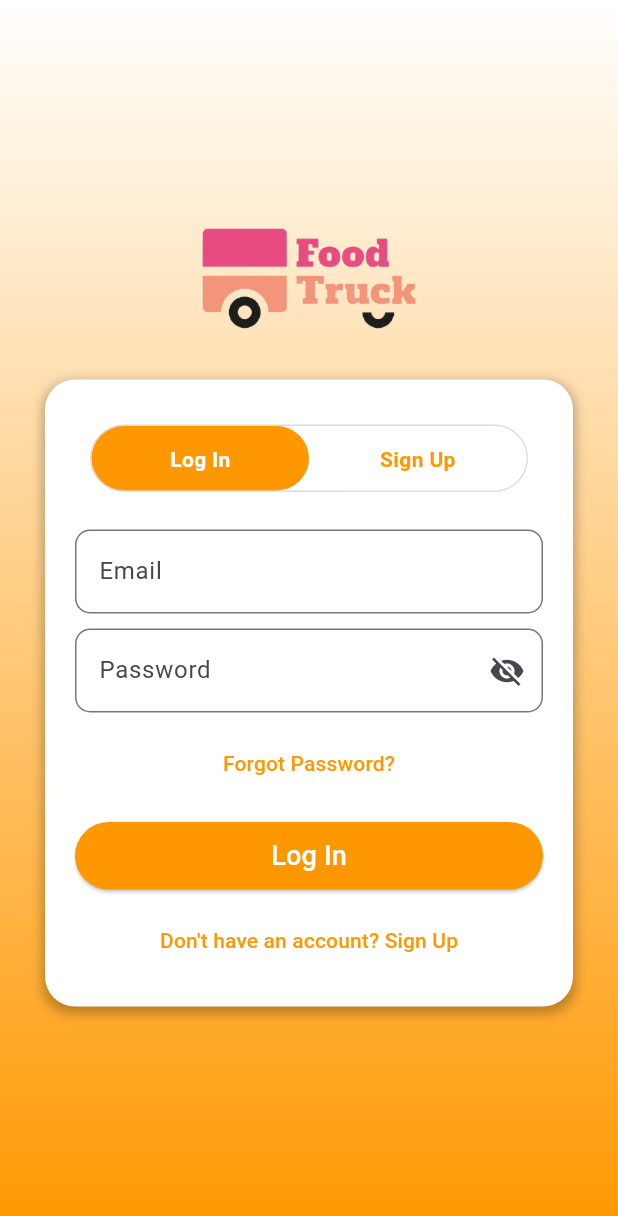
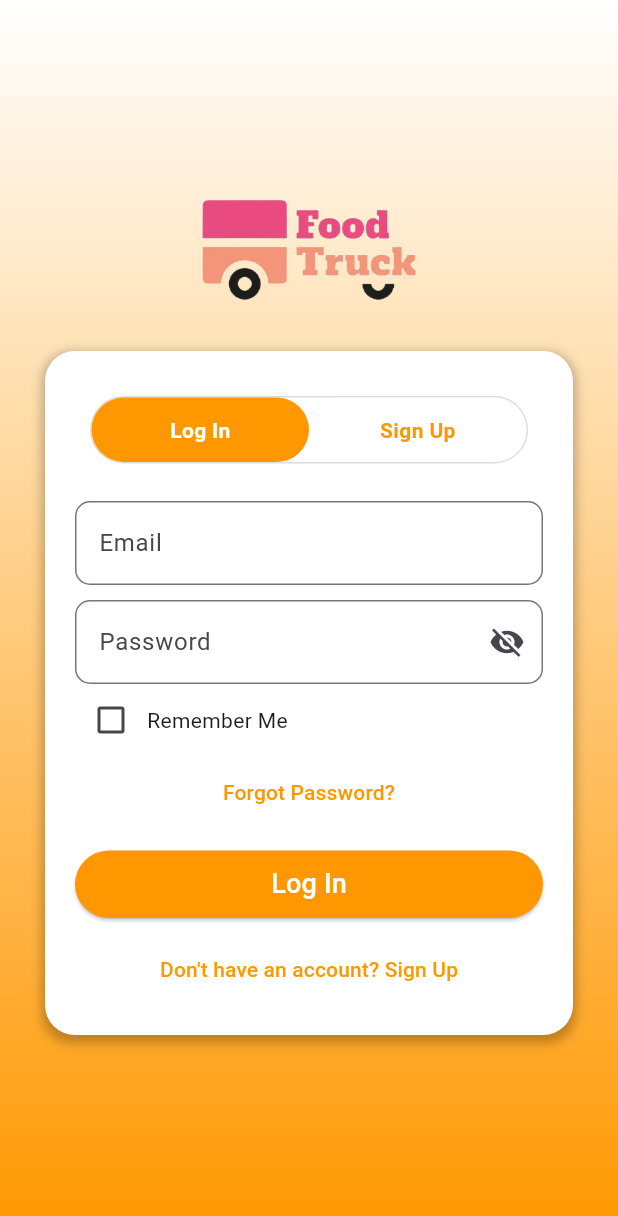
Before and after one commit to Leema02/Food_Trucks, a Flutter app: the screen it shows after launch, after a tap on "Log In", on a phone screen of 412 x 824 dp. Shown: the top 1216 px of the screen. Run offline on Flutter 3.47's test engine with Material 3 defaults, Android fonts, the phone set to English and light mode, and no system bars; our stand-ins replace cached_network_image, font_awesome_flutter, image_picker, shared_preferences.

Commit message:
added remember me checkbox to login page

```diff
--- a/frontend/lib/screens/auth/login/login.dart
+++ b/frontend/lib/screens/auth/login/login.dart
@@ -24,6 +24,24 @@
   final TextEditingController _emailController = TextEditingController();
   final TextEditingController _passwordController = TextEditingController();
   bool _showPassword = false;
+  bool _rememberMe = false;
+
+  @override
+  void initState() {
+    super.initState();
+    _loadRememberedCredentials();
+  }
+
+  void _loadRememberedCredentials() async {
+    final prefs = await SharedPreferences.getInstance();
+    final remember = prefs.getBool('remember_me') ?? false;
+
+    if (remember) {
+      _emailController.text = prefs.getString('saved_email') ?? '';
+      _passwordController.text = prefs.getString('saved_password') ?? '';
+      setState(() => _rememberMe = true);
+    }
+  }
 
   void _showMessage(String message, {bool isError = false}) {
     final snackBar = SnackBar(
@@ -58,10 +76,18 @@
         final prefs = await SharedPreferences.getInstance();
         await prefs.setString('token', responseData['token']);
 
-        // Get user role from response
+        if (_rememberMe) {
+          await prefs.setString('saved_email', _emailController.text);
+          await prefs.setString('saved_password', _passwordController.text);
+          await prefs.setBool('remember_me', true);
+        } else {
+          await prefs.remove('saved_email');
+          await prefs.remove('saved_password');
+          await prefs.setBool('remember_me', false);
+        }
+
         String role = responseData['user']['role_id'];
 
-        // Navigate based on role
         if (role == 'customer') {
           Navigator.pushReplacement(
             context,
@@ -158,7 +184,19 @@
                                 ? 'Please enter the password'
                                 : null,
                           ),
-                          const SizedBox(height: 10),
+                          Row(
+                            children: [
+                              Checkbox(
+                                value: _rememberMe,
+                                onChanged: (value) {
+                                  setState(() {
+                                    _rememberMe = value ?? false;
+                                  });
+                                },
+                              ),
+                              const Text("Remember Me"),
+                            ],
+                          ),
                           AuthSwitchButton(
                             text: "Forgot Password?",
                             onPressed: () => Navigator.push(
```
